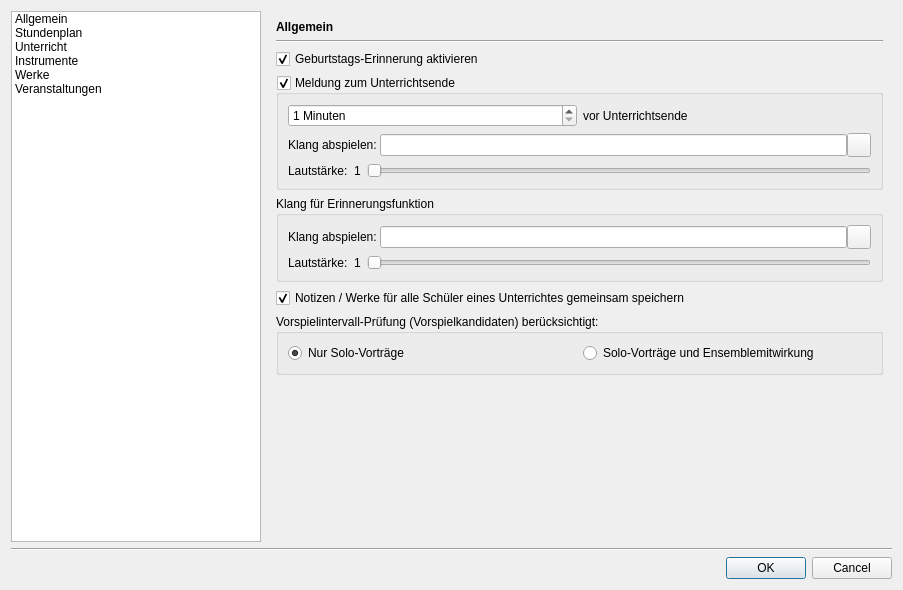
Qt form src/gui/settings/settings.ui (doitux/qupil) before a commit.
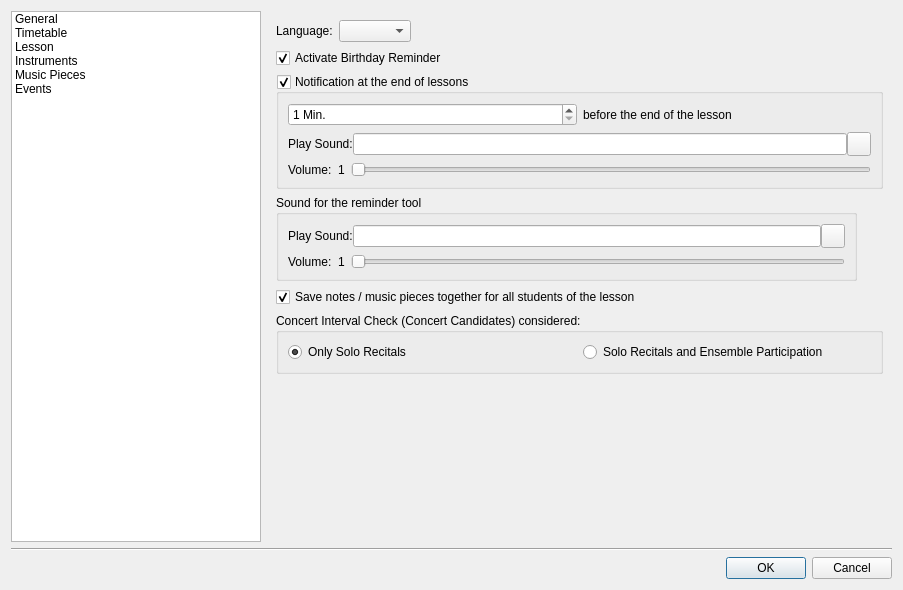
The same form after that commit. The open tabs and pages were chosen to show the change. Icons and pictures are not drawn.

Commit message: Nearly finishing: - multi-language support i18n - english interface #4 - language selectable via settings #9

What changed in the file:
```diff
--- a/src/gui/settings/settings.ui
+++ b/src/gui/settings/settings.ui
@@ -36,7 +36,7 @@
      </property>
      <item>
       <property name="text">
-       <string>Allgemein</string>
+       <string>General</string>
       </property>
       <property name="icon">
        <iconset resource="../resources/qupil.qrc">
@@ -45,7 +45,7 @@
      </item>
      <item>
       <property name="text">
-       <string>Stundenplan</string>
+       <string>Timetable</string>
       </property>
       <property name="icon">
        <iconset resource="../resources/qupil.qrc">
@@ -54,7 +54,7 @@
      </item>
      <item>
       <property name="text">
-       <string>Unterricht</string>
+       <string>Lesson</string>
       </property>
       <property name="icon">
        <iconset resource="../resources/qupil.qrc">
@@ -63,7 +63,7 @@
      </item>
      <item>
       <property name="text">
-       <string>Instrumente</string>
+       <string>Instruments</string>
       </property>
       <property name="icon">
        <iconset resource="../resources/qupil.qrc">
@@ -72,7 +72,7 @@
      </item>
      <item>
       <property name="text">
-       <string>Werke</string>
+       <string>Music Pieces</string>
       </property>
       <property name="icon">
        <iconset resource="../resources/qupil.qrc">
@@ -81,7 +81,7 @@
      </item>
      <item>
       <property name="text">
-       <string>Veranstaltungen</string>
+       <string>Events</string>
       </property>
       <property name="icon">
        <iconset resource="../resources/qupil.qrc">
@@ -115,37 +115,49 @@
      <widget class="QWidget" name="page">
       <layout class="QGridLayout" name="gridLayout_16">
        <item row="0" column="0">
-        <widget class="QLabel" name="label">
-         <property name="text">
-          <string>&lt;!DOCTYPE HTML PUBLIC &quot;-//W3C//DTD HTML 4.0//EN&quot; &quot;http://www.w3.org/TR/REC-html40/strict.dtd&quot;&gt;
-&lt;html&gt;&lt;head&gt;&lt;meta name=&quot;qrichtext&quot; content=&quot;1&quot; /&gt;&lt;style type=&quot;text/css&quot;&gt;
-p, li { white-space: pre-wrap; }
-&lt;/style&gt;&lt;/head&gt;&lt;body&gt;
-&lt;p style=&quot;margin-top:0px; margin-bottom:0px; margin-left:0px; margin-right:0px; -qt-block-indent:0; text-indent:0px;&quot;&gt;&lt;span style=&quot; font-weight:600;&quot;&gt;Allgemein&lt;/span&gt;&lt;/p&gt;&lt;/body&gt;&lt;/html&gt;</string>
-         </property>
-        </widget>
+        <layout class="QHBoxLayout" name="_2">
+         <item>
+          <widget class="QLabel" name="label_16">
+           <property name="text">
+            <string>Language:</string>
+           </property>
+           <property name="buddy">
+            <cstring>comboBox_switchLanguage</cstring>
+           </property>
+          </widget>
+         </item>
+         <item>
+          <widget class="QComboBox" name="comboBox_switchLanguage"/>
+         </item>
+         <item>
+          <spacer>
+           <property name="orientation">
+            <enum>Qt::Horizontal</enum>
+           </property>
+           <property name="sizeHint" stdset="0">
+            <size>
+             <width>40</width>
+             <height>20</height>
+            </size>
+           </property>
+          </spacer>
+         </item>
+        </layout>
        </item>
-       <item row="1" column="0" colspan="2">
-        <widget class="Line" name="line_2">
-         <property name="orientation">
-          <enum>Qt::Horizontal</enum>
-         </property>
-        </widget>
-       </item>
-       <item row="2" column="0" colspan="2">
+       <item row="1" column="0">
         <widget class="QCheckBox" name="checkBox_birthdayReminder">
          <property name="text">
-          <string>Geburtstags-Erinnerung aktivieren</string>
+          <string>Activate Birthday Reminder</string>
          </property>
          <property name="checked">
           <bool>true</bool>
          </property>
         </widget>
        </item>
-       <item row="3" column="0" colspan="2">
+       <item row="2" column="0" colspan="2">
         <widget class="QGroupBox" name="groupBox_lessonEndMsg">
          <property name="title">
-          <string>Meldung zum Unterrichtsende  </string>
+          <string>Notification at the end of lessons</string>
          </property>
          <property name="checkable">
           <bool>true</bool>
@@ -156,7 +168,7 @@
             <item>
              <widget class="QSpinBox" name="spinBox_minutesToLessonEndForMsg">
               <property name="suffix">
-               <string> Minuten</string>
+               <string> Min.</string>
               </property>
               <property name="minimum">
                <number>1</number>
@@ -169,7 +181,7 @@
             <item>
              <widget class="QLabel" name="label_2">
               <property name="text">
-               <string>vor Unterrichtsende</string>
+               <string>before the end of the lesson</string>
               </property>
              </widget>
             </item>
@@ -183,7 +195,7 @@
             <item>
              <widget class="QLabel" name="label_3">
               <property name="text">
-               <string>Klang abspielen: </string>
+               <string>Play Sound:</string>
               </property>
              </widget>
             </item>
@@ -220,7 +232,7 @@
             <item>
              <widget class="QLabel" name="label_9">
               <property name="text">
-               <string>Lautstärke:</string>
+               <string>Volume:</string>
               </property>
              </widget>
             </item>
@@ -249,10 +261,10 @@
          </layout>
         </widget>
        </item>
-       <item row="4" column="0" colspan="2">
+       <item row="3" column="0">
         <widget class="QGroupBox" name="groupBox_lessonEndMsg_2">
          <property name="title">
-          <string>Klang für Erinnerungsfunktion</string>
+          <string>Sound for the reminder tool</string>
          </property>
          <property name="checkable">
           <bool>false</bool>
@@ -266,7 +278,7 @@
             <item>
              <widget class="QLabel" name="label_21">
               <property name="text">
-               <string>Klang abspielen: </string>
+               <string>Play Sound:</string>
               </property>
              </widget>
             </item>
@@ -303,7 +315,7 @@
             <item>
              <widget class="QLabel" name="label_22">
               <property name="text">
-               <string>Lautstärke:</string>
+               <string>Volume:</string>
               </property>
              </widget>
             </item>
@@ -332,26 +344,26 @@
          </layout>
         </widget>
        </item>
-       <item row="5" column="0" colspan="2">
+       <item row="4" column="0" colspan="2">
         <widget class="QCheckBox" name="checkBox_saveNotesPiecesForAllPupil">
          <property name="text">
-          <string>Notizen / Werke für alle Schüler eines Unterrichtes gemeinsam speichern</string>
+          <string>Save notes / music pieces together for all students of the lesson</string>
          </property>
          <property name="checked">
           <bool>true</bool>
          </property>
         </widget>
        </item>
-       <item row="6" column="0" colspan="2">
+       <item row="5" column="0" colspan="2">
         <widget class="QGroupBox" name="groupBox">
          <property name="title">
-          <string>Vorspielintervall-Prüfung (Vorspielkandidaten) berücksichtigt:</string>
+          <string>Concert Interval Check (Concert Candidates) considered:</string>
          </property>
          <layout class="QGridLayout" name="gridLayout_3">
           <item row="0" column="0">
            <widget class="QRadioButton" name="radioButton_recitalIntervallCheckerSoloOnly">
             <property name="text">
-             <string>Nur Solo-Vorträge</string>
+             <string>Only Solo Recitals</string>
             </property>
             <property name="checked">
              <bool>true</bool>
@@ -361,14 +373,14 @@
           <item row="0" column="1">
            <widget class="QRadioButton" name="radioButton_recitalIntervallCheckerSoloAndEns">
             <property name="text">
-             <string>Solo-Vorträge und Ensemblemitwirkung</string>
+             <string>Solo Recitals and Ensemble Participation</string>
             </property>
            </widget>
           </item>
          </layout>
         </widget>
        </item>
-       <item row="7" column="1">
+       <item row="6" column="1">
         <spacer name="verticalSpacer">
          <property name="orientation">
           <enum>Qt::Vertical</enum>
@@ -601,24 +613,6 @@
      <widget class="QWidget" name="page_5">
       <layout class="QGridLayout" name="gridLayout_14">
        <item row="0" column="0">
-        <widget class="QLabel" name="label_16">
-         <property name="text">
-          <string>&lt;!DOCTYPE HTML PUBLIC &quot;-//W3C//DTD HTML 4.0//EN&quot; &quot;http://www.w3.org/TR/REC-html40/strict.dtd&quot;&gt;
-&lt;html&gt;&lt;head&gt;&lt;meta name=&quot;qrichtext&quot; content=&quot;1&quot; /&gt;&lt;style type=&quot;text/css&quot;&gt;
-p, li { white-space: pre-wrap; }
-&lt;/style&gt;&lt;/head&gt;&lt;body&gt;
-&lt;p style=&quot;margin-top:0px; margin-bottom:0px; margin-left:0px; margin-right:0px; -qt-block-indent:0; text-indent:0px;&quot;&gt;&lt;span style=&quot; font-weight:600;&quot;&gt;Unterricht&lt;/span&gt;&lt;/p&gt;&lt;/body&gt;&lt;/html&gt;</string>
-         </property>
-        </widget>
-       </item>
-       <item row="1" column="0">
-        <widget class="Line" name="line_6">
-         <property name="orientation">
-          <enum>Qt::Horizontal</enum>
-         </property>
-        </widget>
-       </item>
-       <item row="2" column="0">
         <widget class="QTabWidget" name="tabWidget_2">
          <property name="currentIndex">
           <number>0</number>
```
Left out of the diff: 150 changed lines with no effect on the pictures. The commit also changes 65 other files.
